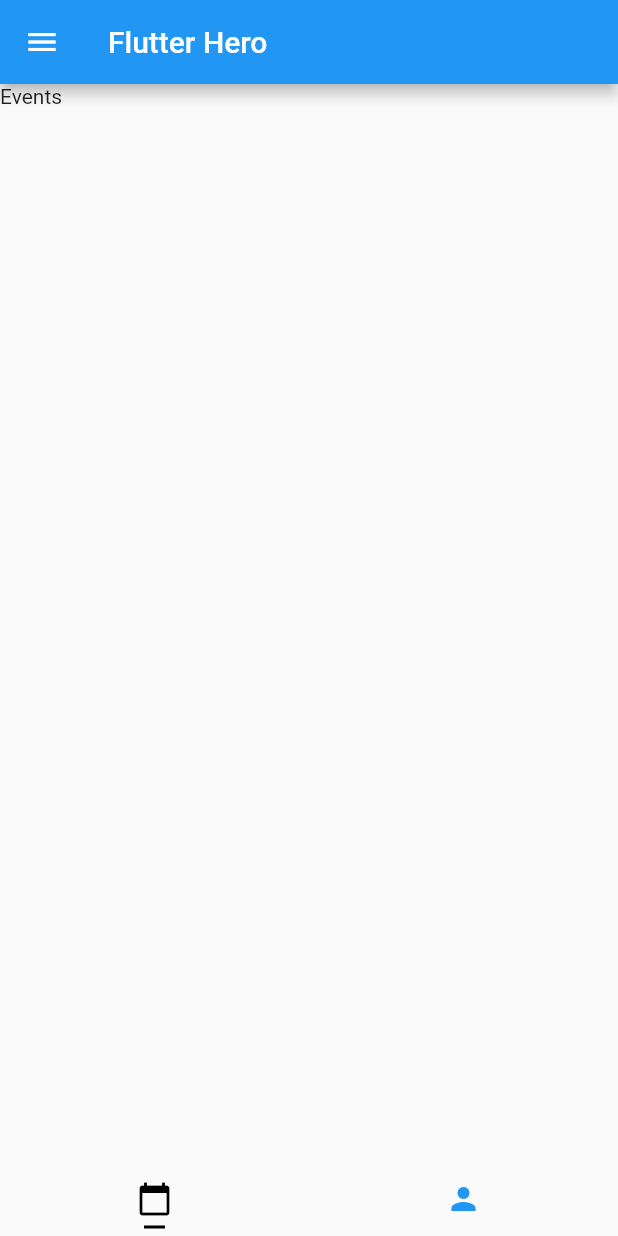
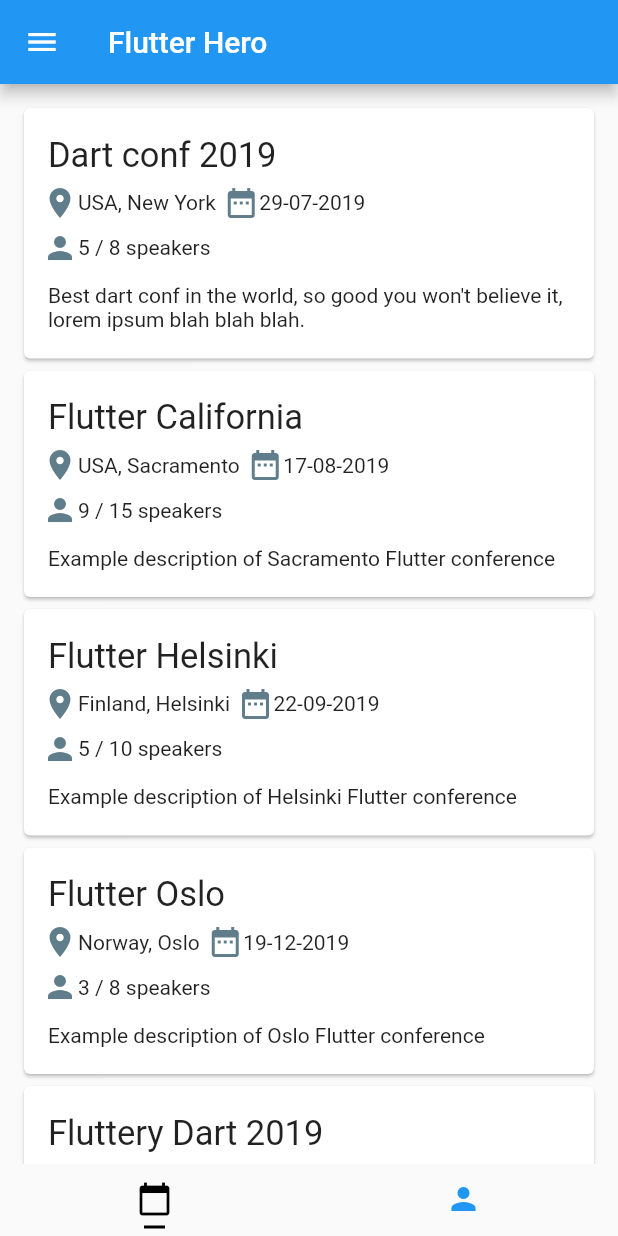
Before and after one commit to tomgilder/flutter-hero, a Flutter app: the HomePage screen opened directly, on a phone screen of 412 x 824 dp. Run offline on Flutter 3.47's test engine with Material 2 defaults, Android fonts, the phone set to English and light mode, and no system bars.

Commit message:
Added event model, event list and event card

```diff
--- a/flutter_hero/lib/events_page.dart
+++ b/flutter_hero/lib/events_page.dart
@@ -1,8 +1,20 @@
 import 'package:flutter/material.dart';
 
+import './models/event.dart';
+import './mocks/eventsList.dart';
+import './widgets/event_card.dart';
+
 class EventsPage extends StatelessWidget {
+  final List<Event> _events = eventsListMock;
   @override
   Widget build(BuildContext context) {
-    return Container(child: Text("Events"));
+    return Container(
+      child: ListView.builder(
+          padding: const EdgeInsets.all(12.0),
+          itemCount: _events.length,
+          itemBuilder: (context, i) {
+            return EventCard(_events[i]);
+          }),
+    );
   }
 }
--- /dev/null
+++ b/flutter_hero/lib/mocks/eventsList.dart
@@ -0,0 +1,55 @@
+import '../models/event.dart';
+
+List<Event> eventsListMock = [
+  Event(
+    title: "Dart conf 2019",
+    country: "USA",
+    city: "New York",
+    description:
+        "Best dart conf in the world, so good you won't believe it, lorem ipsum blah blah blah.",
+    url: "https://dartconf.com",
+    enrolledSpeakers: 5,
+    maxSpeakers: 8,
+    date: new DateTime(2019, 7, 29),
+  ),
+  Event(
+    title: "Flutter California",
+    country: "USA",
+    city: "Sacramento",
+    description: "Example description of Sacramento Flutter conference",
+    url: "https://fluttercalifornia.com",
+    enrolledSpeakers: 9,
+    maxSpeakers: 15,
+    date: new DateTime(2019, 8, 17),
+  ),
+  Event(
+    title: "Flutter Helsinki",
+    country: "Finland",
+    city: "Helsinki",
+    description: "Example description of Helsinki Flutter conference",
+    url: "https://flutterhelsinki.com",
+    enrolledSpeakers: 5,
+    maxSpeakers: 10,
+    date: new DateTime(2019, 9, 22),
+  ),
+  Event(
+    title: "Flutter Oslo",
+    country: "Norway",
+    city: "Oslo",
+    description: "Example description of Oslo Flutter conference",
+    url: "https://flutteroslo.com",
+    enrolledSpeakers: 3,
+    maxSpeakers: 8,
+    date: new DateTime(2019, 12, 19),
+  ),
+  Event(
+    title: "Fluttery Dart 2019",
+    country: "Germany",
+    city: "Düsseldorf",
+    description: "Example description of Düsseldorf Flutter conference",
+    url: "https://flutterdusseldorf.com",
+    enrolledSpeakers: 11,
+    maxSpeakers: 12,
+    date: new DateTime(2019, 7, 18),
+  )
+];
--- /dev/null
+++ b/flutter_hero/lib/models/event.dart
@@ -0,0 +1,21 @@
+class Event {
+  final String title;
+  final String country;
+  final String city;
+  final String url;
+  final String description;
+  final num enrolledSpeakers;
+  final num maxSpeakers;
+  final DateTime date;
+
+  Event({
+    this.title,
+    this.country,
+    this.city,
+    this.url,
+    this.description,
+    this.enrolledSpeakers,
+    this.maxSpeakers,
+    this.date,
+  });
+}
--- /dev/null
+++ b/flutter_hero/lib/widgets/event_card.dart
@@ -0,0 +1,73 @@
+import 'package:flutter/material.dart';
+import 'package:intl/intl.dart';
+
+import '../models/event.dart';
+
+class EventCard extends StatelessWidget {
+  final Event event;
+  EventCard(this.event);
+
+  @override
+  Widget build(BuildContext context) {
+    return Card(
+      child: InkWell(
+        onTap: () =>
+            Navigator.pushNamed<bool>(context, '/event/' + event.title),
+        child: Padding(
+          padding: EdgeInsets.all(12.0),
+          child: Column(
+            crossAxisAlignment: CrossAxisAlignment.start,
+            children: <Widget>[
+              Container(
+                padding: EdgeInsets.symmetric(vertical: 6.0, horizontal: 4.0),
+                child: Text(
+                  event.title,
+                  style: TextStyle(fontSize: 23.0),
+                ),
+              ),
+              Row(
+                children: <Widget>[
+                  Icon(
+                    Icons.location_on,
+                    color: Colors.blueGrey,
+                  ),
+                  Text(
+                    '${event.country}, ${event.city}',
+                  ),
+                  SizedBox(
+                    width: 5,
+                  ),
+                  Icon(
+                    Icons.date_range,
+                    color: Colors.blueGrey,
+                  ),
+                  Text(
+                    DateFormat('dd-MM-yyyy').format(event.date),
+                  ),
+                ],
+              ),
+              Container(
+                padding: EdgeInsets.symmetric(vertical: 6.0),
+                child: Row(
+                  children: <Widget>[
+                    Icon(
+                      Icons.person,
+                      color: Colors.blueGrey,
+                    ),
+                    Text(
+                      '${event.enrolledSpeakers} / ${event.maxSpeakers} speakers',
+                    ),
+                  ],
+                ),
+              ),
+              Container(
+                  padding: const EdgeInsets.symmetric(
+                      vertical: 6.0, horizontal: 4.0),
+                  child: Text(event.description)),
+            ],
+          ),
+        ),
+      ),
+    );
+  }
+}
--- a/flutter_hero/pubspec.yaml
+++ b/flutter_hero/pubspec.yaml
@@ -23,6 +23,8 @@ dependencies:
   # The following adds the Cupertino Icons font to your application.
   # Use with the CupertinoIcons class for iOS style icons.
   cupertino_icons: ^0.1.2
+
+  intl: ^0.15.8
 
 dev_dependencies:
   flutter_test:
```
